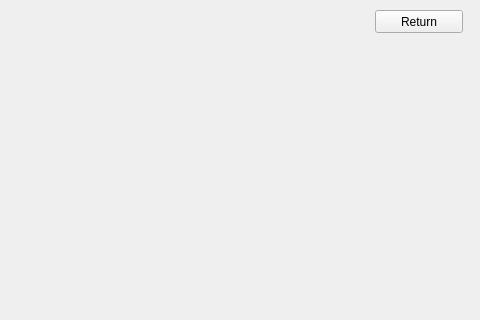
First picture: the form in gamewidget.ui, repository Lincest/Qt-Gobang, before the edit; both pictures show x 215 to 695 and y 0 to 320 of the 695 by 484 pixel window.
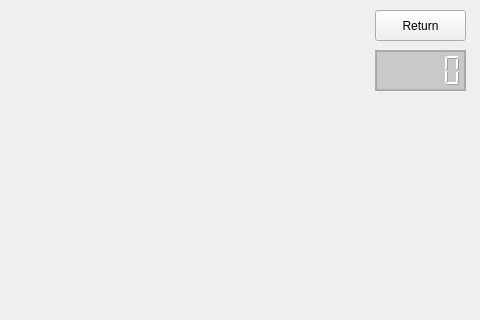
Second picture: the form after the edit.

Commit message: 界面搞定一部分了

```diff
--- a/gamewidget.ui
+++ b/gamewidget.ui
@@ -30,10 +30,13 @@
     <rect>
      <x>590</x>
      <y>10</y>
-     <width>88</width>
-     <height>23</height>
+     <width>91</width>
+     <height>31</height>
     </rect>
    </property>
+   <property name="styleSheet">
+    <string notr="true">font: 10pt &quot;微软雅黑&quot;;</string>
+   </property>
    <property name="text">
     <string>Return</string>
    </property>
@@ -77,6 +80,20 @@
     <string>Start</string>
    </property>
   </widget>
+  <widget class="QLCDNumber" name="lcd_position">
+   <property name="geometry">
+    <rect>
+     <x>590</x>
+     <y>50</y>
+     <width>91</width>
+     <height>41</height>
+    </rect>
+   </property>
+   <property name="styleSheet">
+    <string notr="true">background-color:rgba(75, 75, 75, 60);
+color: rgb(255, 255, 255);</string>
+   </property>
+  </widget>
  </widget>
  <resources/>
  <connections/>
```
Left out of the diff: 12 changed lines with no effect on the pictures. The commit also changes 7 other files.
